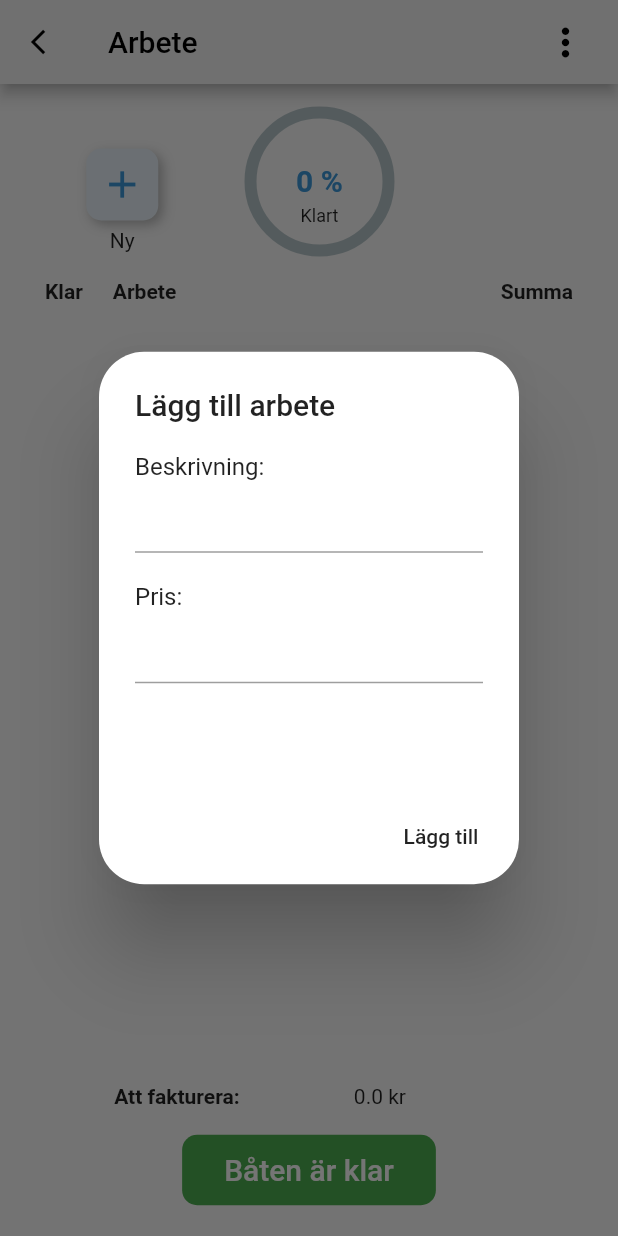
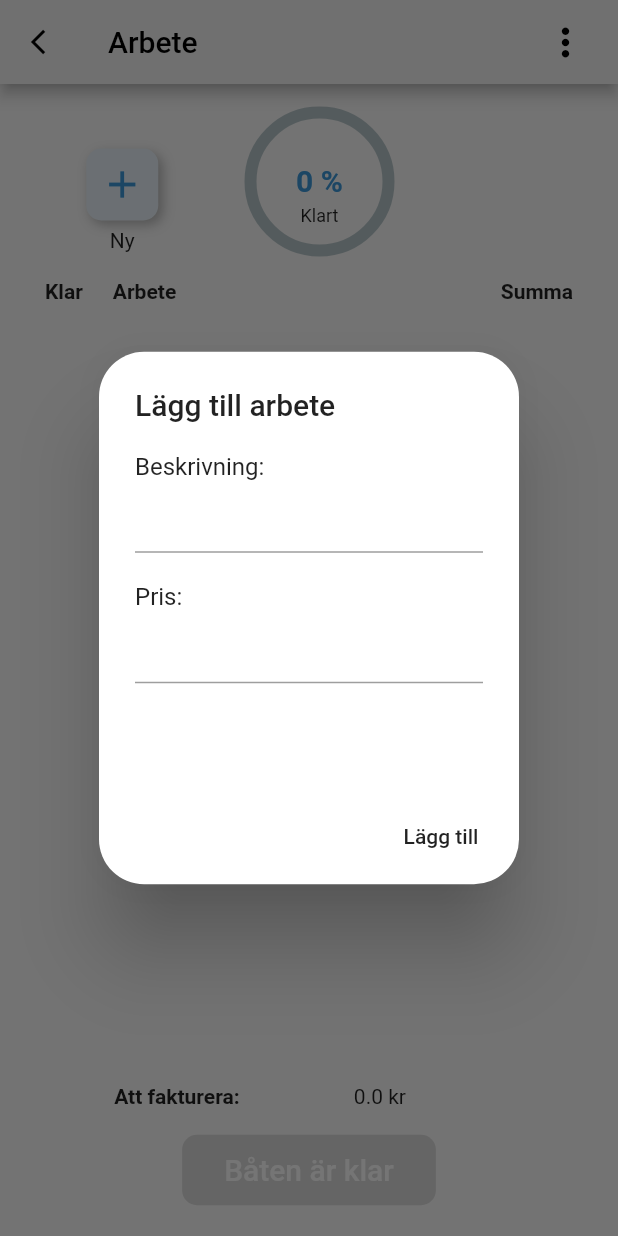
Before and after one commit to CowboyArtist/AgileProject23, a Flutter app: the WorkPage screen opened directly with empty values, after a tap on the "add" icon, on a phone screen of 412 x 824 dp. Run offline on Flutter 3.47's test engine with Material 2 defaults, Android fonts, the phone set to English and light mode, and no system bars; drawn by our look-alikes of percent_indicator; our stand-ins replace cloud_firestore, firebase_storage; missing offline and left inert: flutter_picker; accounts and stored records are empty.

Commit message:
Made UI update directly after interaction

```diff
--- a/sjovikvass_app/lib/screens/workPage/work_page.dart
+++ b/sjovikvass_app/lib/screens/workPage/work_page.dart
@@ -22,9 +22,12 @@ class WorkPage extends StatefulWidget {
 }
 
 class _WorkPageState extends State<WorkPage> {
-  int _totalOrders = 0;
-  int _doneOrders = 0;
 
+
+  final ValueNotifier<int> _counterDone = ValueNotifier<int>(0);
+  final ValueNotifier<int> _counterTotal = ValueNotifier<int>(0);
+
+  bool _allDone = false;
 
 
 
@@ -32,7 +35,8 @@ class _WorkPageState extends State<WorkPage> {
     int totalOrders = await DatabaseService.getTotalOrders(widget.inObjectId);
 
     setState(() {
-      _totalOrders = totalOrders;
+
+      _counterTotal.value = totalOrders;
     });
   }
 
@@ -40,7 +44,8 @@ class _WorkPageState extends State<WorkPage> {
     int doneOrders = await DatabaseService.getDoneOrders(widget.inObjectId);
 
     setState(() {
-      _doneOrders = doneOrders;
+
+      _counterDone.value = doneOrders;
     });
   }
 
@@ -94,7 +99,7 @@ class _WorkPageState extends State<WorkPage> {
                           sum: double.parse(priceController.text)),
                       widget.inObjectId);
                   setState(() {
-                    _totalOrders++;
+                    _counterTotal.value++;
                   });
                 },
               )
@@ -147,10 +152,16 @@ class _WorkPageState extends State<WorkPage> {
                   Text('Ny'),
                 ],
               ),
-              CircularPercentIndicator(
+              ValueListenableBuilder(
+                builder: (BuildContext context, int total, Widget child) {
+                  return ValueListenableBuilder(
+                  builder: (BuildContext context, int value, Widget child) {
+
+
+                    return CircularPercentIndicator(
                     radius: 100.0,
                     lineWidth: 8.0,
-                percent: _doneOrders / _totalOrders,
+                    percent: value / total,
                     animation: true,
                     center: Column(
                       mainAxisAlignment: MainAxisAlignment.center,
@@ -159,7 +170,7 @@ class _WorkPageState extends State<WorkPage> {
                           height: 18.0,
                         ),
                         Text(
-                      _totalOrders == 0 ? '0 %' : "${(_doneOrders/_totalOrders * 100).round()}%",
+                          total == 0 ? '0 %' : "${(value/total * 100).round()}%",
                           style: TextStyle(
                               fontSize: 20.0,
                               fontWeight: FontWeight.bold,
@@ -175,6 +186,12 @@ class _WorkPageState extends State<WorkPage> {
                       ],
                     ),
                     progressColor: MyColors.primary,
+                  );
+                  },
+                  valueListenable: _counterDone,
+                );
+                },
+                              valueListenable: _counterTotal,
               ),
               SizedBox(
                 width: 34.0,
@@ -230,6 +247,7 @@ class _WorkPageState extends State<WorkPage> {
                       return WorkListTile(
                         inObjectId: widget.inObjectId,
                         workOrder: workOrder,
+                        valueNotifier: _counterDone,
                       );
                     },
                   );
@@ -262,7 +280,11 @@ class _WorkPageState extends State<WorkPage> {
               ],
             ),
           ),
-          FlatButton(
+          ValueListenableBuilder(
+                    builder: (BuildContext context, int done, Widget child) {
+              return ValueListenableBuilder(
+                    builder: (BuildContext context, int total, Widget child) {
+                  return FlatButton(
                     onPressed: () => print('Detta är för framtida utvecklingar'),
                     child: Padding(
                       padding: const EdgeInsets.all(12.0),
@@ -271,9 +293,15 @@ class _WorkPageState extends State<WorkPage> {
                         style: TextStyle(fontSize: 20.0, color: Colors.white),
                       ),
                     ),
-            color: _doneOrders == _totalOrders ? Colors.green : Colors.black12,
+                    color: _counterTotal.value == _counterDone.value && _counterTotal.value != 0 ? Colors.green : Colors.black12,
                     shape: RoundedRectangleBorder(
                         borderRadius: BorderRadius.circular(10.0)),
+                  );
+                },
+                valueListenable: _counterTotal,
+              );
+            },
+            valueListenable: _counterDone,
           ),
           SizedBox(
             height: 20.0,
```
Also changed, not shown: sjovikvass_app/lib/screens/workPage/widgets/work_list_tile_widget.dart (+16 -19 lines). Lines whose indentation alone changed are shown as unchanged.
